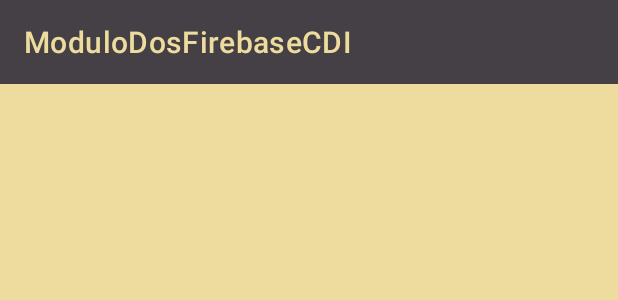
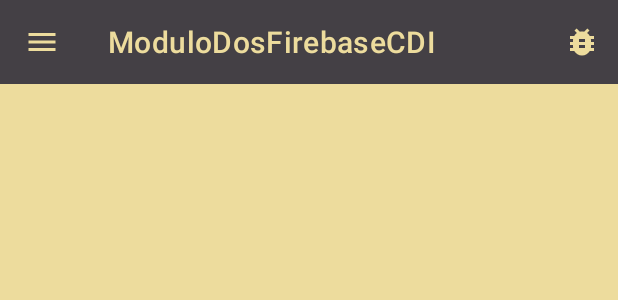
Before and after one commit to DavidCastroGomez/CDI3EjercicioTemasAndroidKotlin, an Android app: the layout component_toolbar.xml on its own in the app's theme, with its tools: preview values and no code run, on a phone screen of 412 x 824 dp. Shown: the top 300 px of the screen. Run offline under Robolectric (Android 15) with nearby library versions, the phone set to English and light mode, and no system bars.

Commit message:
toolbar icon

```diff
--- a/app/src/main/java/com/enti/dostres/cdi/davidcastrogomez/myapplication/fragments/components/AppToolbar.kt
+++ b/app/src/main/java/com/enti/dostres/cdi/davidcastrogomez/myapplication/fragments/components/AppToolbar.kt
@@ -34,6 +34,18 @@ class AppToolbar : Fragment() {
 
     override fun onViewCreated(view: View, savedInstanceState: Bundle?) {
         super.onViewCreated(view, savedInstanceState)
+
+        toolbar.setOnMenuItemClickListener { menuItem ->
+
+            when(menuItem.itemId){
+                R.id.toolbar_button_test -> {
+
+                }
+            }
+
+            true
+
+        }
     }
 
 }
--- /dev/null
+++ b/app/src/main/res/drawable/baseline_menu_24.xml
@@ -0,0 +1,5 @@
+<vector android:height="24dp" android:tint="#FFFFFF"
+    android:viewportHeight="24" android:viewportWidth="24"
+    android:width="24dp" xmlns:android="http://schemas.android.com/apk/res/android">
+    <path android:fillColor="@android:color/white" android:pathData="M3,18h18v-2L3,16v2zM3,13h18v-2L3,11v2zM3,6v2h18L21,6L3,6z"/>
+</vector>
--- /dev/null
+++ b/app/src/main/res/drawable/test_toolbar_icon.xml
@@ -0,0 +1,5 @@
+<vector android:height="24dp" android:tint="?attr/colorPrimary"
+    android:viewportHeight="24" android:viewportWidth="24"
+    android:width="24dp" xmlns:android="http://schemas.android.com/apk/res/android">
+    <path android:fillColor="@android:color/white" android:pathData="M20,8h-2.81c-0.45,-0.78 -1.07,-1.45 -1.82,-1.96L17,4.41 15.59,3l-2.17,2.17C12.96,5.06 12.49,5 12,5c-0.49,0 -0.96,0.06 -1.41,0.17L8.41,3 7,4.41l1.62,1.63C7.88,6.55 7.26,7.22 6.81,8L4,8v2h2.09c-0.05,0.33 -0.09,0.66 -0.09,1v1L4,12v2h2v1c0,0.34 0.04,0.67 0.09,1L4,16v2h2.81c1.04,1.79 2.97,3 5.19,3s4.15,-1.21 5.19,-3L20,18v-2h-2.09c0.05,-0.33 0.09,-0.66 0.09,-1v-1h2v-2h-2v-1c0,-0.34 -0.04,-0.67 -0.09,-1L20,10L20,8zM14,16h-4v-2h4v2zM14,12h-4v-2h4v2z"/>
+</vector>
--- a/app/src/main/res/layout/component_toolbar.xml
+++ b/app/src/main/res/layout/component_toolbar.xml
@@ -9,6 +9,8 @@
         android:layout_width="match_parent"
         android:layout_height="wrap_content"
         app:title="@string/app_name"
+        app:navigationIcon="@drawable/baseline_menu_24"
+        app:menu="@menu/toolbar_base_menu"
         />
 
 </androidx.coordinatorlayout.widget.CoordinatorLayout>
--- /dev/null
+++ b/app/src/main/res/menu/toolbar_base_menu.xml
@@ -0,0 +1,13 @@
+<?xml version="1.0" encoding="utf-8"?>
+<menu xmlns:android="http://schemas.android.com/apk/res/android"
+    xmlns:app="http://schemas.android.com/apk/res-auto">
+    <group android:checkableBehavior="all">
+        <item
+            android:id="@+id/toolbar_button_test"
+            android:title="Test"
+            android:icon="@drawable/test_toolbar_icon"
+            app:showAsAction="always"
+            />
+
+    </group>
+</menu>
--- a/app/src/main/res/values-night/themes.xml
+++ b/app/src/main/res/values-night/themes.xml
@@ -2,6 +2,6 @@
     <!-- Base application theme. -->
     <style name="Theme.ModuloDosFirebaseCDI" parent="Theme.ModuloDosFirebaseCDI.Base">
         <!-- Primary brand color. -->
-        <item name="colorPrimary">@color/baseGrey</item>
+        <item name="background">@color/baseGrey</item>
     </style>
 </resources>
--- a/app/src/main/res/values/themes.xml
+++ b/app/src/main/res/values/themes.xml
@@ -35,6 +35,7 @@
     <style name="ModuloDosFirebaseCDI.Toolbar" parent="Widget.MaterialComponents.Toolbar">
         <item name="android:background">@color/baseGrey</item>
         <item name="android:elevation">@dimen/shadow_elevation</item>
+        <item name="navigationIconTint">@color/baseLight</item>
     </style>
 
     <style name="ModuloDosFirebaseCDI.BottomBar" parent="Widget.MaterialComponents.BottomNavigationView">
```
